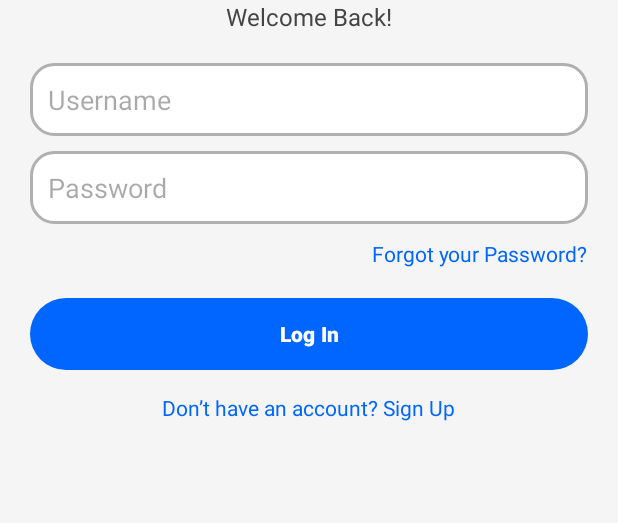
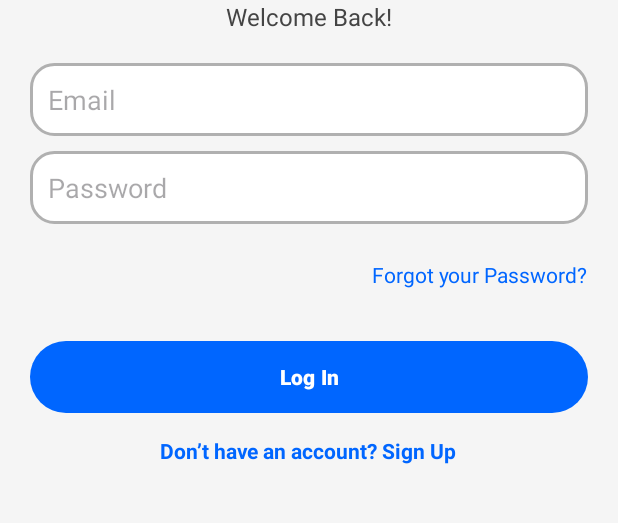
Before and after one commit to TyrusFernandes/Group-8-INSY7315-Intergrated-Research-Support-Platform-, an Android app: the screen it shows after launch (LoginActivity), after a tap on "Log In", on a phone screen of 412 x 824 dp, the part 270-793 px from its top. Run offline under Robolectric (Android 15) with nearby library versions, the phone set to English and light mode, and no system bars; our stand-ins replace Firebase (no records; nobody signed in at launch, a user with empty details on screens opened directly).

```diff
--- a/app/src/main/res/layout/activity_login.xml
+++ b/app/src/main/res/layout/activity_login.xml
@@ -11,6 +11,7 @@
         android:orientation="vertical"
         android:gravity="center_horizontal">
 
+        <!-- App Logo -->
         <ImageView
             android:id="@+id/logoImage"
             android:layout_width="120dp"
@@ -18,25 +19,29 @@
             android:layout_gravity="center_horizontal"
             android:src="@drawable/logo"
             android:contentDescription="App Logo"
-            android:layout_marginTop="40dp"/>
+            android:layout_marginTop="40dp" />
 
+        <!-- Welcome Text -->
         <TextView
             android:layout_width="wrap_content"
             android:layout_height="wrap_content"
             android:text="Welcome Back!"
             android:textColor="#444444"
             android:textSize="16sp"
-            android:layout_marginBottom="20dp"/>
+            android:layout_marginBottom="20dp" />
 
+        <!-- Email -->
         <EditText
             android:id="@+id/etUsernameLogin"
             android:layout_width="match_parent"
             android:layout_height="wrap_content"
-            android:hint="Username"
+            android:hint="Email"
             android:background="@drawable/rounded_edittext"
             android:padding="12dp"
-            android:layout_marginBottom="10dp"/>
+            android:layout_marginBottom="10dp"
+            android:inputType="textEmailAddress" />
 
+        <!-- Password -->
         <EditText
             android:id="@+id/etPasswordLogin"
             android:layout_width="match_parent"
@@ -45,16 +50,25 @@
             android:inputType="textPassword"
             android:background="@drawable/rounded_edittext"
             android:padding="12dp"
-            android:layout_marginBottom="10dp"/>
+            android:layout_marginBottom="10dp" />
 
+        <!-- Forgot Password -->
         <TextView
+            android:id="@+id/tvForgotPassword"
             android:layout_width="wrap_content"
             android:layout_height="wrap_content"
             android:text="Forgot your Password?"
             android:textColor="#0066FF"
+            android:clickable="true"
+            android:focusable="true"
             android:layout_gravity="end"
-            android:layout_marginBottom="20dp"/>
+            android:layout_marginBottom="20dp"
+            android:textSize="14sp"
+            android:minHeight="48dp"
+            android:paddingVertical="8dp"
+            android:gravity="center_vertical" />
 
+        <!-- Login Button -->
         <Button
             android:id="@+id/btnLoginSubmit"
             android:layout_width="match_parent"
@@ -62,14 +76,16 @@
             android:text="Log In"
             android:background="@drawable/rounded_button"
             android:textColor="#FFFFFF"
-            android:textStyle="bold"/>
+            android:textStyle="bold" />
 
+        <!-- Sign Up Link -->
         <TextView
             android:id="@+id/linkSignUp"
             android:layout_width="wrap_content"
             android:layout_height="wrap_content"
             android:text="Don’t have an account? Sign Up"
             android:textColor="#0066FF"
-            android:layout_marginTop="15dp"/>
+            android:layout_marginTop="15dp"
+            android:textStyle="bold" />
     </LinearLayout>
 </ScrollView>
```
Also changed, not shown: app/src/main/res/drawable/rounded_button_grey.xml (added, +13 -0 lines), app/src/main/res/layout/reset_password_dialog.xml (added, +62 -0 lines).
